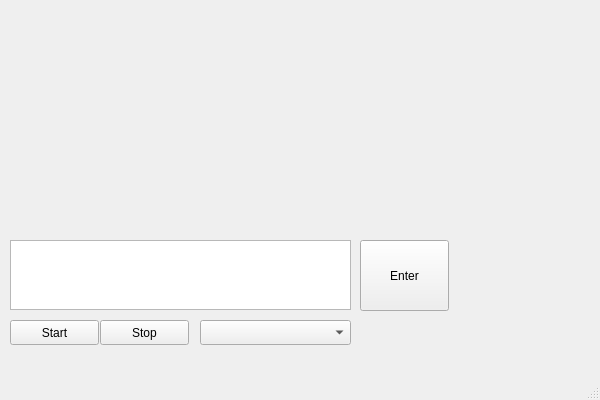
Above: task2/Sort/mainwindow.ui from kurtwalkir/glcpp before the change. Below: the same form after it.
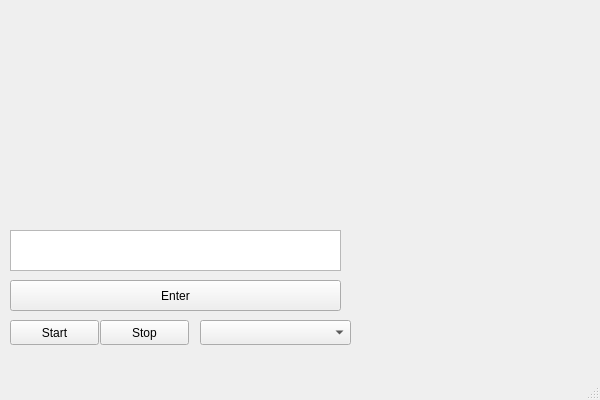
That is the form after the change.

The edit to the form file:
```diff
--- a/task2/Sort/mainwindow.ui
+++ b/task2/Sort/mainwindow.ui
@@ -68,29 +68,29 @@
      <number>6</number>
     </property>
    </widget>
-   <widget class="QTextEdit" name="textEdit">
-    <property name="geometry">
-     <rect>
-      <x>10</x>
-      <y>240</y>
-      <width>341</width>
-      <height>70</height>
-     </rect>
-    </property>
-   </widget>
    <widget class="QPushButton" name="pushButton_3">
     <property name="geometry">
      <rect>
-      <x>360</x>
-      <y>240</y>
-      <width>89</width>
-      <height>71</height>
+      <x>10</x>
+      <y>280</y>
+      <width>331</width>
+      <height>31</height>
      </rect>
     </property>
     <property name="text">
      <string>Enter</string>
     </property>
    </widget>
+   <widget class="QTextEdit" name="textEdit">
+    <property name="geometry">
+     <rect>
+      <x>10</x>
+      <y>230</y>
+      <width>331</width>
+      <height>41</height>
+     </rect>
+    </property>
+   </widget>
   </widget>
   <widget class="QMenuBar" name="menubar">
    <property name="geometry">
```
Left out of the diff: 2 changed lines with no effect on the pictures.
